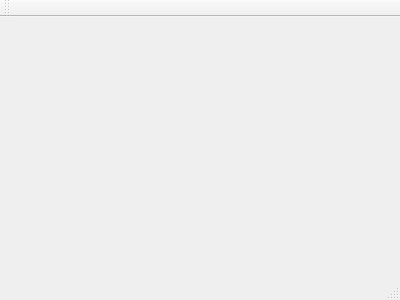
First picture: the form in mainwindow.ui, repository holoujak/prespolnak, before the edit.
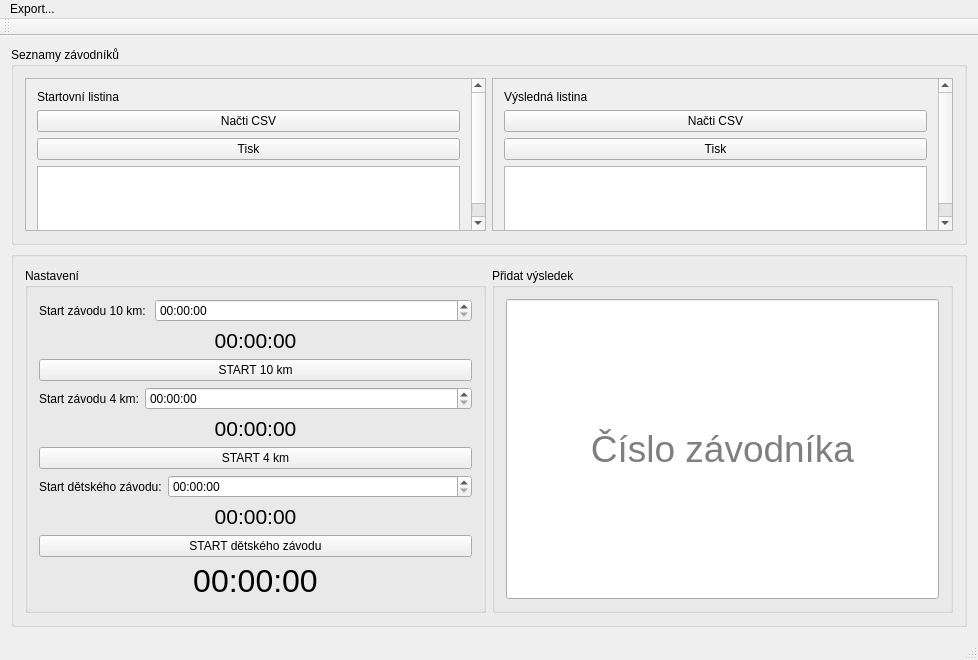
Second picture: the form after the edit.

The edit to the form file:
```diff
--- a/mainwindow.ui
+++ b/mainwindow.ui
@@ -1,24 +1,365 @@
 <ui version="4.0">
  <class>MainWindow</class>
- <widget class="QMainWindow" name="MainWindow" >
-  <property name="geometry" >
+ <widget class="QMainWindow" name="MainWindow">
+  <property name="geometry">
    <rect>
     <x>0</x>
     <y>0</y>
-    <width>400</width>
-    <height>300</height>
+    <width>978</width>
+    <height>660</height>
    </rect>
   </property>
   <property name="windowTitle" >
    <string>MainWindow</string>
   </property>
-  <widget class="QMenuBar" name="menuBar" />
-  <widget class="QToolBar" name="mainToolBar" />
-  <widget class="QWidget" name="centralWidget" />
-  <widget class="QStatusBar" name="statusBar" />
+  <widget class="QWidget" name="centralWidget">
+   <layout class="QVBoxLayout" name="verticalLayout">
+    <item>
+     <widget class="QGroupBox" name="groupBox">
+      <property name="title">
+       <string>Seznamy závodníků</string>
+      </property>
+      <layout class="QHBoxLayout" name="horizontalLayout">
+       <item>
+        <widget class="QScrollArea" name="scrollArea">
+         <property name="widgetResizable">
+          <bool>true</bool>
+         </property>
+         <widget class="QWidget" name="scrollAreaWidgetContents">
+          <property name="geometry">
+           <rect>
+            <x>0</x>
+            <y>0</y>
+            <width>449</width>
+            <height>167</height>
+           </rect>
+          </property>
+          <layout class="QVBoxLayout" name="verticalLayout_4">
+           <item>
+            <widget class="QLabel" name="label">
+             <property name="text">
+              <string>Startovní listina</string>
+             </property>
+            </widget>
+           </item>
+           <item>
+            <widget class="QPushButton" name="pb_readFile">
+             <property name="text">
+              <string>Načti CSV</string>
+             </property>
+            </widget>
+           </item>
+           <item>
+            <widget class="QPushButton" name="pb_printStartList">
+             <property name="text">
+              <string>Tisk</string>
+             </property>
+            </widget>
+           </item>
+           <item>
+            <widget class="QTableView" name="tv_startList">
+             <property name="acceptDrops">
+              <bool>true</bool>
+             </property>
+            </widget>
+           </item>
+          </layout>
+         </widget>
+        </widget>
+       </item>
+       <item>
+        <widget class="QScrollArea" name="sa_results">
+         <property name="widgetResizable">
+          <bool>true</bool>
+         </property>
+         <widget class="QWidget" name="scrollAreaWidgetContents_2">
+          <property name="geometry">
+           <rect>
+            <x>0</x>
+            <y>0</y>
+            <width>449</width>
+            <height>167</height>
+           </rect>
+          </property>
+          <layout class="QVBoxLayout" name="verticalLayout_5">
+           <item>
+            <widget class="QLabel" name="label_2">
+             <property name="text">
+              <string>Výsledná listina</string>
+             </property>
+            </widget>
+           </item>
+           <item>
+            <widget class="QPushButton" name="pb_loadResults">
+             <property name="text">
+              <string>Načti CSV</string>
+             </property>
+            </widget>
+           </item>
+           <item>
+            <widget class="QPushButton" name="pb_printResults">
+             <property name="text">
+              <string>Tisk</string>
+             </property>
+            </widget>
+           </item>
+           <item>
+            <widget class="QTableView" name="tv_results"/>
+           </item>
+          </layout>
+         </widget>
+        </widget>
+       </item>
+      </layout>
+     </widget>
+    </item>
+    <item>
+     <widget class="QGroupBox" name="groupBox_2">
+      <property name="title">
+       <string/>
+      </property>
+      <layout class="QHBoxLayout" name="horizontalLayout_3">
+       <item>
+        <widget class="QGroupBox" name="groupBox_3">
+         <property name="title">
+          <string>Nastavení</string>
+         </property>
+         <layout class="QVBoxLayout" name="verticalLayout_3">
+          <item>
+           <layout class="QFormLayout" name="formLayout_2">
+            <item row="0" column="0">
+             <widget class="QLabel" name="label_3">
+              <property name="text">
+               <string>Start závodu 10 km: </string>
+              </property>
+             </widget>
+            </item>
+            <item row="0" column="1">
+             <widget class="QTimeEdit" name="te_startTime">
+              <property name="enabled">
+               <bool>true</bool>
+              </property>
+              <property name="dateTime">
+               <datetime>
+                <hour>0</hour>
+                <minute>0</minute>
+                <second>0</second>
+                <year>2000</year>
+                <month>1</month>
+                <day>1</day>
+               </datetime>
+              </property>
+              <property name="displayFormat">
+               <string>HH:mm:ss</string>
+              </property>
+             </widget>
+            </item>
+           </layout>
+          </item>
+          <item>
+           <widget class="QLabel" name="lbl_current10">
+            <property name="font">
+             <font>
+              <pointsize>16</pointsize>
+             </font>
+            </property>
+            <property name="text">
+             <string>00:00:00</string>
+            </property>
+            <property name="alignment">
+             <set>Qt::AlignCenter</set>
+            </property>
+           </widget>
+          </item>
+          <item>
+           <widget class="QPushButton" name="pb_start">
+            <property name="text">
+             <string>START 10 km</string>
+            </property>
+           </widget>
+          </item>
+          <item>
+           <layout class="QFormLayout" name="formLayout">
+            <item row="0" column="0">
+             <widget class="QLabel" name="label_4">
+              <property name="text">
+               <string>Start závodu 4 km:</string>
+              </property>
+             </widget>
+            </item>
+            <item row="0" column="1">
+             <widget class="QTimeEdit" name="te_startTime4">
+              <property name="displayFormat">
+               <string>HH:mm:ss</string>
+              </property>
+             </widget>
+            </item>
+           </layout>
+          </item>
+          <item>
+           <widget class="QLabel" name="lbl_current4">
+            <property name="font">
+             <font>
+              <pointsize>16</pointsize>
+             </font>
+            </property>
+            <property name="text">
+             <string>00:00:00</string>
+            </property>
+            <property name="alignment">
+             <set>Qt::AlignCenter</set>
+            </property>
+           </widget>
+          </item>
+          <item>
+           <widget class="QPushButton" name="pb_start4">
+            <property name="text">
+             <string>START 4 km</string>
+            </property>
+           </widget>
+          </item>
+          <item>
+           <layout class="QFormLayout" name="formLayout_3">
+            <item row="0" column="0">
+             <widget class="QLabel" name="label_7">
+              <property name="text">
+               <string>Start dětského závodu:</string>
+              </property>
+             </widget>
+            </item>
+            <item row="0" column="1">
+             <widget class="QTimeEdit" name="te_startTimeChildren">
+              <property name="displayFormat">
+               <string>HH:mm:ss</string>
+              </property>
+             </widget>
+            </item>
+           </layout>
+          </item>
+          <item>
+           <widget class="QLabel" name="lbl_currentChildren">
+            <property name="font">
+             <font>
+              <pointsize>16</pointsize>
+             </font>
+            </property>
+            <property name="text">
+             <string>00:00:00</string>
+            </property>
+            <property name="alignment">
+             <set>Qt::AlignCenter</set>
+            </property>
+           </widget>
+          </item>
+          <item>
+           <widget class="QPushButton" name="pb_startChildren">
+            <property name="text">
+             <string>START dětského závodu</string>
+            </property>
+           </widget>
+          </item>
+          <item>
+           <layout class="QVBoxLayout" name="verticalLayout_2">
+            <item>
+             <widget class="QLabel" name="lbl_time">
+              <property name="font">
+               <font>
+                <pointsize>24</pointsize>
+               </font>
+              </property>
+              <property name="text">
+               <string>00:00:00</string>
+              </property>
+              <property name="alignment">
+               <set>Qt::AlignCenter</set>
+              </property>
+             </widget>
+            </item>
+           </layout>
+          </item>
+         </layout>
+        </widget>
+       </item>
+       <item>
+        <widget class="QGroupBox" name="groupBox_4">
+         <property name="title">
+          <string>Přidat výsledek</string>
+         </property>
+         <property name="flat">
+          <bool>false</bool>
+         </property>
+         <layout class="QVBoxLayout" name="verticalLayout_6">
+          <item>
+           <widget class="QLineEdit" name="le_runnerID">
+            <property name="sizePolicy">
+             <sizepolicy hsizetype="Preferred" vsizetype="Preferred">
+              <horstretch>0</horstretch>
+              <verstretch>0</verstretch>
+             </sizepolicy>
+            </property>
+            <property name="font">
+             <font>
+              <pointsize>28</pointsize>
+             </font>
+            </property>
+            <property name="cursor">
+             <cursorShape>IBeamCursor</cursorShape>
+            </property>
+            <property name="alignment">
+             <set>Qt::AlignCenter</set>
+            </property>
+            <property name="placeholderText">
+             <string>Číslo závodníka</string>
+            </property>
+           </widget>
+          </item>
+         </layout>
+        </widget>
+       </item>
+      </layout>
+     </widget>
+    </item>
+   </layout>
+  </widget>
+  <widget class="QMenuBar" name="menuBar">
+   <property name="geometry">
+    <rect>
+     <x>0</x>
+     <y>0</y>
+     <width>978</width>
+     <height>20</height>
+    </rect>
+   </property>
+   <widget class="QMenu" name="menuExport">
+    <property name="title">
+     <string>Export...</string>
+    </property>
+    <addaction name="actionPodle_trati"/>
+    <addaction name="actionPodle_kategorie"/>
+   </widget>
+   <addaction name="menuExport"/>
+  </widget>
+  <widget class="QToolBar" name="mainToolBar">
+   <attribute name="toolBarArea">
+    <enum>TopToolBarArea</enum>
+   </attribute>
+   <attribute name="toolBarBreak">
+    <bool>false</bool>
+   </attribute>
+  </widget>
+  <widget class="QStatusBar" name="statusBar"/>
+  <action name="actionPodle_trati">
+   <property name="text">
+    <string>Podle trati</string>
+   </property>
+  </action>
+  <action name="actionPodle_kategorie">
+   <property name="text">
+    <string>Podle kategorie</string>
+   </property>
+  </action>
  </widget>
- <layoutDefault spacing="6" margin="11" />
- <pixmapfunction></pixmapfunction>
+ <layoutdefault spacing="6" margin="11"/>
  <resources/>
  <connections/>
 </ui>
```
Left out of the diff: 3 changed lines with no effect on the pictures.
